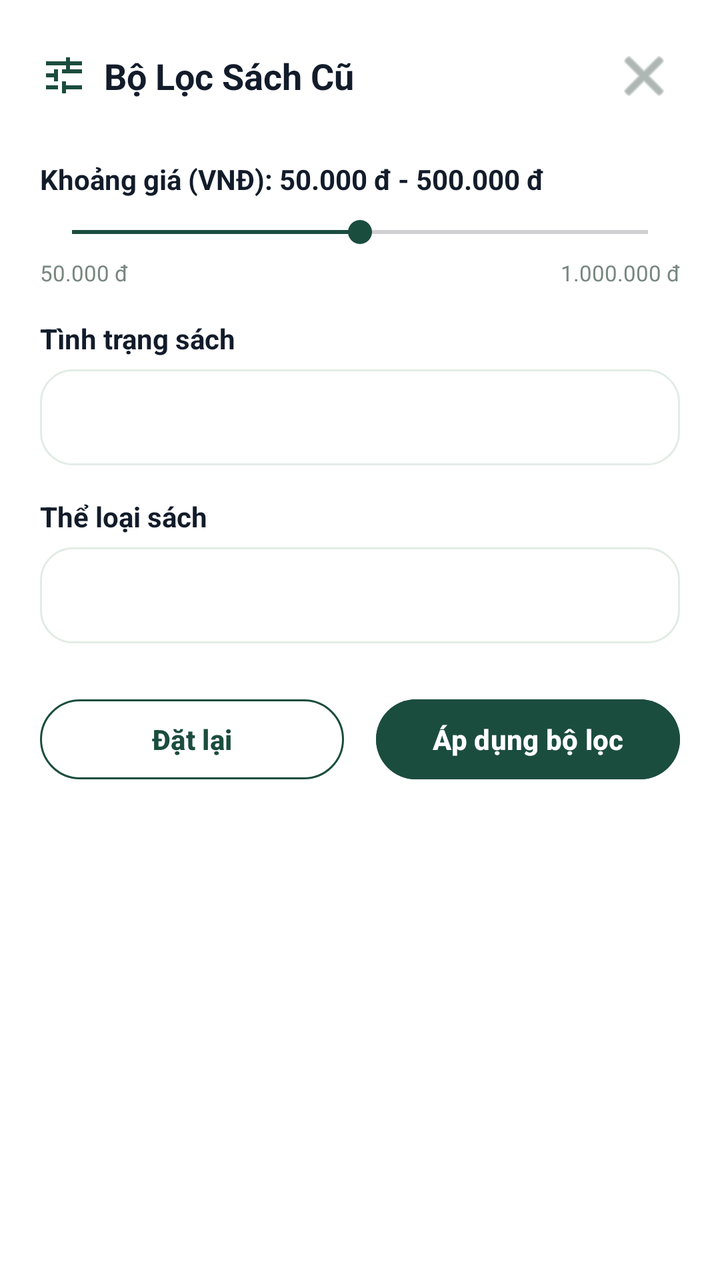
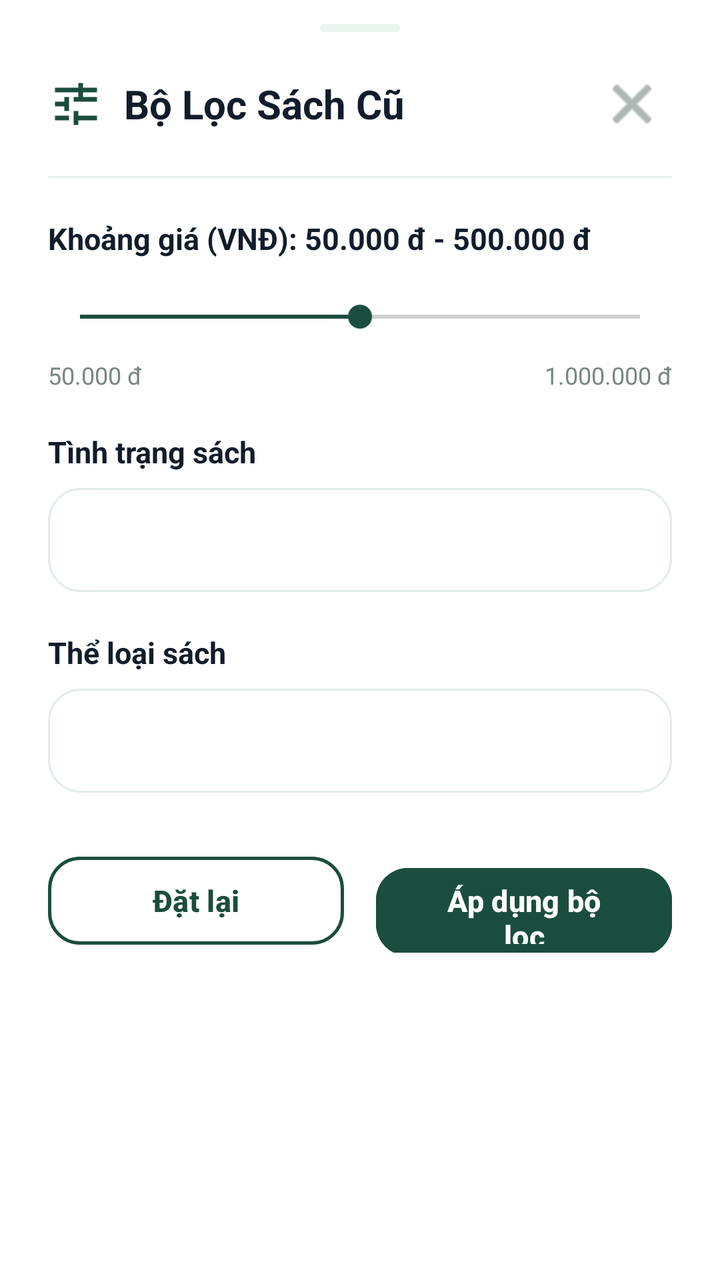

An Android layout rendered at two revisions. The XML below is the earlier revision; the diff shows what the commit changed to produce the second picture.
<!-- AndroidManifest.xml: application theme Theme.Quanlycuahangsachcu -->
<!-- res/layout/dialog_filter.xml -->
<?xml version="1.0" encoding="utf-8"?>
<LinearLayout xmlns:android="http://schemas.android.com/apk/res/android"
    xmlns:app="http://schemas.android.com/apk/res-auto"
    android:layout_width="match_parent"
    android:layout_height="wrap_content"
    android:background="@color/surface"
    android:orientation="vertical"
    android:padding="20dp">

    
    <LinearLayout
        android:layout_width="match_parent"
        android:layout_height="wrap_content"
        android:gravity="center_vertical"
        android:orientation="horizontal"
        android:paddingBottom="12dp">

        <LinearLayout
            android:layout_width="0dp"
            android:layout_height="wrap_content"
            android:layout_weight="1"
            android:gravity="center_vertical"
            android:orientation="horizontal">

            <ImageView
                android:layout_width="24dp"
                android:layout_height="24dp"
                android:contentDescription="Filter"
                android:src="@drawable/ic_nav_filter"
                app:tint="@color/primary" />

            <TextView
                android:layout_width="wrap_content"
                android:layout_height="wrap_content"
                android:layout_marginStart="8dp"
                android:text="Bộ Lọc Sách Cũ"
                android:textColor="@color/on_surface"
                android:textSize="18sp"
                android:textStyle="bold" />
        </LinearLayout>

        <ImageButton
            android:id="@+id/btnCloseFilter"
            android:layout_width="36dp"
            android:layout_height="36dp"
            android:background="?attr/selectableItemBackgroundBorderless"
            android:contentDescription="Close"
            android:src="@android:drawable/ic_menu_close_clear_cancel"
            app:tint="@color/outline" />
    </LinearLayout>

    
    <LinearLayout
        android:layout_width="match_parent"
        android:layout_height="wrap_content"
        android:layout_marginTop="12dp"
        android:orientation="vertical">

        <TextView
            android:id="@+id/txtPriceRangeLabel"
            android:layout_width="wrap_content"
            android:layout_height="wrap_content"
            android:text="Khoảng giá (VNĐ): 50.000 đ - 500.000 đ"
            android:textColor="@color/on_surface"
            android:textSize="14sp"
            android:textStyle="bold" />

        <SeekBar
            android:id="@+id/seekBarPrice"
            android:layout_width="match_parent"
            android:layout_height="wrap_content"
            android:layout_marginTop="8dp"
            android:max="1000000"
            android:progress="500000"
            android:progressTint="@color/primary"
            android:thumbTint="@color/primary" />

        <LinearLayout
            android:layout_width="match_parent"
            android:layout_height="wrap_content"
            android:layout_marginTop="4dp"
            android:orientation="horizontal">

            <TextView
                android:layout_width="0dp"
                android:layout_height="wrap_content"
                android:layout_weight="1"
                android:text="50.000 đ"
                android:textColor="@color/outline"
                android:textSize="11sp" />

            <TextView
                android:layout_width="wrap_content"
                android:layout_height="wrap_content"
                android:text="1.000.000 đ"
                android:textColor="@color/outline"
                android:textSize="11sp" />
        </LinearLayout>
    </LinearLayout>

    
    <LinearLayout
        android:layout_width="match_parent"
        android:layout_height="wrap_content"
        android:layout_marginTop="16dp"
        android:orientation="vertical">

        <TextView
            android:layout_width="wrap_content"
            android:layout_height="wrap_content"
            android:text="Tình trạng sách"
            android:textColor="@color/on_surface"
            android:textSize="14sp"
            android:textStyle="bold" />

        <Spinner
            android:id="@+id/spinnerCondition"
            android:layout_width="match_parent"
            android:layout_height="48dp"
            android:layout_marginTop="6dp"
            android:background="@drawable/bg_search_box"
            android:paddingHorizontal="12dp" />
    </LinearLayout>

    
    <LinearLayout
        android:layout_width="match_parent"
        android:layout_height="wrap_content"
        android:layout_marginTop="16dp"
        android:orientation="vertical">

        <TextView
            android:layout_width="wrap_content"
            android:layout_height="wrap_content"
            android:text="Thể loại sách"
            android:textColor="@color/on_surface"
            android:textSize="14sp"
            android:textStyle="bold" />

        <Spinner
            android:id="@+id/spinnerCategory"
            android:layout_width="match_parent"
            android:layout_height="48dp"
            android:layout_marginTop="6dp"
            android:background="@drawable/bg_search_box"
            android:paddingHorizontal="12dp" />
    </LinearLayout>

    
    <LinearLayout
        android:layout_width="match_parent"
        android:layout_height="wrap_content"
        android:layout_marginTop="24dp"
        android:orientation="horizontal"
        android:weightSum="2">

        <Button
            android:id="@+id/btnResetFilter"
            style="?attr/materialButtonOutlinedStyle"
            android:layout_width="0dp"
            android:layout_height="48dp"
            android:layout_weight="1"
            android:layout_marginEnd="8dp"
            android:backgroundTint="@android:color/transparent"
            android:text="Đặt lại"
            android:textColor="@color/primary"
            android:textSize="14sp"
            android:textStyle="bold"
            app:strokeColor="@color/primary"
            app:strokeWidth="1dp" />

        <Button
            android:id="@+id/btnApplyFilter"
            android:layout_width="0dp"
            android:layout_height="48dp"
            android:layout_weight="1"
            android:layout_marginStart="8dp"
            android:backgroundTint="@color/primary"
            android:text="Áp dụng bộ lọc"
            android:textColor="@color/white"
            android:textSize="14sp"
            android:textStyle="bold" />
    </LinearLayout>

</LinearLayout>
<!-- resources referenced by this layout -->
<resources>
  <color name="on_surface">#121C2A</color>
  <color name="outline">#788780</color>
  <color name="primary">#1B4D3E</color>
  <color name="surface">#FFFFFF</color>
  <color name="white">#FFFFFF</color>
  <!-- drawable bg_search_box (drawable) -->
  <?xml version="1.0" encoding="utf-8"?>
  <shape xmlns:android="http://schemas.android.com/apk/res/android"
      android:shape="rectangle">
      <solid android:color="@color/surface" />
      <corners android:radius="16dp" />
      <stroke android:width="1dp" android:color="#E2ECE5" />
  </shape>
  <!-- drawable ic_nav_filter (drawable) -->
  <vector xmlns:android="http://schemas.android.com/apk/res/android"
      android:width="24dp"
      android:height="24dp"
      android:viewportWidth="24"
      android:viewportHeight="24">
      <path
          android:fillColor="@android:color/black"
          android:pathData="M3,17v2h6v-2H3zM3,5v2h10V5H3zM13,21v-2h8v-2h-8v-2h-2v6H13zM7,9v2H3v2h4v2h2V9H7zM21,11v-2H11v2H21zM15,9V7h6V5h-6V3h-2v6H15z"/>
  </vector>
  <style name="Theme.Quanlycuahangsachcu" parent="Base.Theme.Quanlycuahangsachcu" />
  <style name="Base.Theme.Quanlycuahangsachcu" parent="Theme.Material3.DayNight.NoActionBar">
          
          
      </style>
</resources>

<!-- the commit's change to res/layout/dialog_filter.xml (unified diff, before → after) -->
@@ -5,7 +5,17 @@
     android:layout_height="wrap_content"
     android:background="@color/surface"
     android:orientation="vertical"
-    android:padding="20dp">
+    android:paddingHorizontal="24dp"
+    android:paddingTop="12dp"
+    android:paddingBottom="28dp">
+
+    
+    <View
+        android:layout_width="40dp"
+        android:layout_height="4dp"
+        android:layout_gravity="center_horizontal"
+        android:layout_marginBottom="16dp"
+        android:background="@drawable/bg_chip" />
 
     
     <LinearLayout
@@ -13,7 +23,7 @@
         android:layout_height="wrap_content"
         android:gravity="center_vertical"
         android:orientation="horizontal"
-        android:paddingBottom="12dp">
+        android:paddingBottom="16dp">
 
         <LinearLayout
             android:layout_width="0dp"
@@ -23,8 +33,8 @@
             android:orientation="horizontal">
 
             <ImageView
-                android:layout_width="24dp"
-                android:layout_height="24dp"
+                android:layout_width="28dp"
+                android:layout_height="28dp"
                 android:contentDescription="Filter"
                 android:src="@drawable/ic_nav_filter"
                 app:tint="@color/primary" />
@@ -32,28 +42,33 @@
             <TextView
                 android:layout_width="wrap_content"
                 android:layout_height="wrap_content"
-                android:layout_marginStart="8dp"
+                android:layout_marginStart="10dp"
                 android:text="Bộ Lọc Sách Cũ"
                 android:textColor="@color/on_surface"
-                android:textSize="18sp"
+                android:textSize="20sp"
                 android:textStyle="bold" />
         </LinearLayout>
 
         <ImageButton
             android:id="@+id/btnCloseFilter"
-            android:layout_width="36dp"
-            android:layout_height="36dp"
+            android:layout_width="40dp"
+            android:layout_height="40dp"
             android:background="?attr/selectableItemBackgroundBorderless"
             android:contentDescription="Close"
             android:src="@android:drawable/ic_menu_close_clear_cancel"
             app:tint="@color/outline" />
     </LinearLayout>
 
-    
-    <LinearLayout
-        android:layout_width="match_parent"
-        android:layout_height="wrap_content"
-        android:layout_marginTop="12dp"
+    <View
+        android:layout_width="match_parent"
+        android:layout_height="1dp"
+        android:background="#E8F0EC" />
+
+    
+    <LinearLayout
+        android:layout_width="match_parent"
+        android:layout_height="wrap_content"
+        android:layout_marginTop="20dp"
         android:orientation="vertical">
 
         <TextView
@@ -62,15 +77,16 @@
             android:layout_height="wrap_content"
             android:text="Khoảng giá (VNĐ): 50.000 đ - 500.000 đ"
             android:textColor="@color/on_surface"
-            android:textSize="14sp"
+            android:textSize="15sp"
             android:textStyle="bold" />
 
         <SeekBar
             android:id="@+id/seekBarPrice"
             android:layout_width="match_parent"
             android:layout_height="wrap_content"
-            android:layout_marginTop="8dp"
+            android:layout_marginTop="12dp"
             android:max="1000000"
+            android:paddingVertical="8dp"
             android:progress="500000"
             android:progressTint="@color/primary"
             android:thumbTint="@color/primary" />
@@ -87,14 +103,14 @@
                 android:layout_weight="1"
                 android:text="50.000 đ"
                 android:textColor="@color/outline"
-                android:textSize="11sp" />
+                android:textSize="12sp" />
 
             <TextView
                 android:layout_width="wrap_content"
                 android:layout_height="wrap_content"
                 android:text="1.000.000 đ"
                 android:textColor="@color/outline"
-                android:textSize="11sp" />
+                android:textSize="12sp" />
         </LinearLayout>
     </LinearLayout>
 
@@ -102,7 +118,7 @@
     <LinearLayout
         android:layout_width="match_parent"
         android:layout_height="wrap_content"
-        android:layout_marginTop="16dp"
+        android:layout_marginTop="20dp"
         android:orientation="vertical">
 
         <TextView
@@ -110,23 +126,23 @@
             android:layout_height="wrap_content"
             android:text="Tình trạng sách"
             android:textColor="@color/on_surface"
-            android:textSize="14sp"
+            android:textSize="15sp"
             android:textStyle="bold" />
 
         <Spinner
             android:id="@+id/spinnerCondition"
             android:layout_width="match_parent"
-            android:layout_height="48dp"
-            android:layout_marginTop="6dp"
+            android:layout_height="52dp"
+            android:layout_marginTop="8dp"
             android:background="@drawable/bg_search_box"
-            android:paddingHorizontal="12dp" />
-    </LinearLayout>
-
-    
-    <LinearLayout
-        android:layout_width="match_parent"
-        android:layout_height="wrap_content"
-        android:layout_marginTop="16dp"
+            android:paddingHorizontal="16dp" />
+    </LinearLayout>
+
+    
+    <LinearLayout
+        android:layout_width="match_parent"
+        android:layout_height="wrap_content"
+        android:layout_marginTop="20dp"
         android:orientation="vertical">
 
         <TextView
@@ -134,23 +150,23 @@
             android:layout_height="wrap_content"
             android:text="Thể loại sách"
             android:textColor="@color/on_surface"
-            android:textSize="14sp"
+            android:textSize="15sp"
             android:textStyle="bold" />
 
         <Spinner
             android:id="@+id/spinnerCategory"
             android:layout_width="match_parent"
-            android:layout_height="48dp"
-            android:layout_marginTop="6dp"
+            android:layout_height="52dp"
+            android:layout_marginTop="8dp"
             android:background="@drawable/bg_search_box"
-            android:paddingHorizontal="12dp" />
-    </LinearLayout>
-
-    
-    <LinearLayout
-        android:layout_width="match_parent"
-        android:layout_height="wrap_content"
-        android:layout_marginTop="24dp"
+            android:paddingHorizontal="16dp" />
+    </LinearLayout>
+
+    
+    <LinearLayout
+        android:layout_width="match_parent"
+        android:layout_height="wrap_content"
+        android:layout_marginTop="28dp"
         android:orientation="horizontal"
         android:weightSum="2">
 
@@ -158,28 +174,30 @@
             android:id="@+id/btnResetFilter"
             style="?attr/materialButtonOutlinedStyle"
             android:layout_width="0dp"
-            android:layout_height="48dp"
+            android:layout_height="52dp"
             android:layout_weight="1"
             android:layout_marginEnd="8dp"
             android:backgroundTint="@android:color/transparent"
             android:text="Đặt lại"
             android:textColor="@color/primary"
-            android:textSize="14sp"
+            android:textSize="15sp"
             android:textStyle="bold"
+            app:cornerRadius="16dp"
             app:strokeColor="@color/primary"
-            app:strokeWidth="1dp" />
+            app:strokeWidth="1.5dp" />
 
         <Button
             android:id="@+id/btnApplyFilter"
             android:layout_width="0dp"
-            android:layout_height="48dp"
+            android:layout_height="52dp"
             android:layout_weight="1"
             android:layout_marginStart="8dp"
             android:backgroundTint="@color/primary"
             android:text="Áp dụng bộ lọc"
             android:textColor="@color/white"
-            android:textSize="14sp"
-            android:textStyle="bold" />
+            android:textSize="15sp"
+            android:textStyle="bold"
+            app:cornerRadius="16dp" />
     </LinearLayout>
 
 </LinearLayout>
<!-- resource entries referenced after the edit -->
@@ -5,6 +5,13 @@
   <color name="primary">#1B4D3E</color>
   <color name="surface">#FFFFFF</color>
   <color name="white">#FFFFFF</color>
+  <!-- drawable bg_chip (drawable) -->
+  <?xml version="1.0" encoding="utf-8"?>
+  <shape xmlns:android="http://schemas.android.com/apk/res/android"
+      android:shape="rectangle">
+      <solid android:color="#EAF5ED" />
+      <corners android:radius="8dp" />
+  </shape>
   <!-- drawable bg_search_box (drawable) -->
   <?xml version="1.0" encoding="utf-8"?>
   <shape xmlns:android="http://schemas.android.com/apk/res/android"
